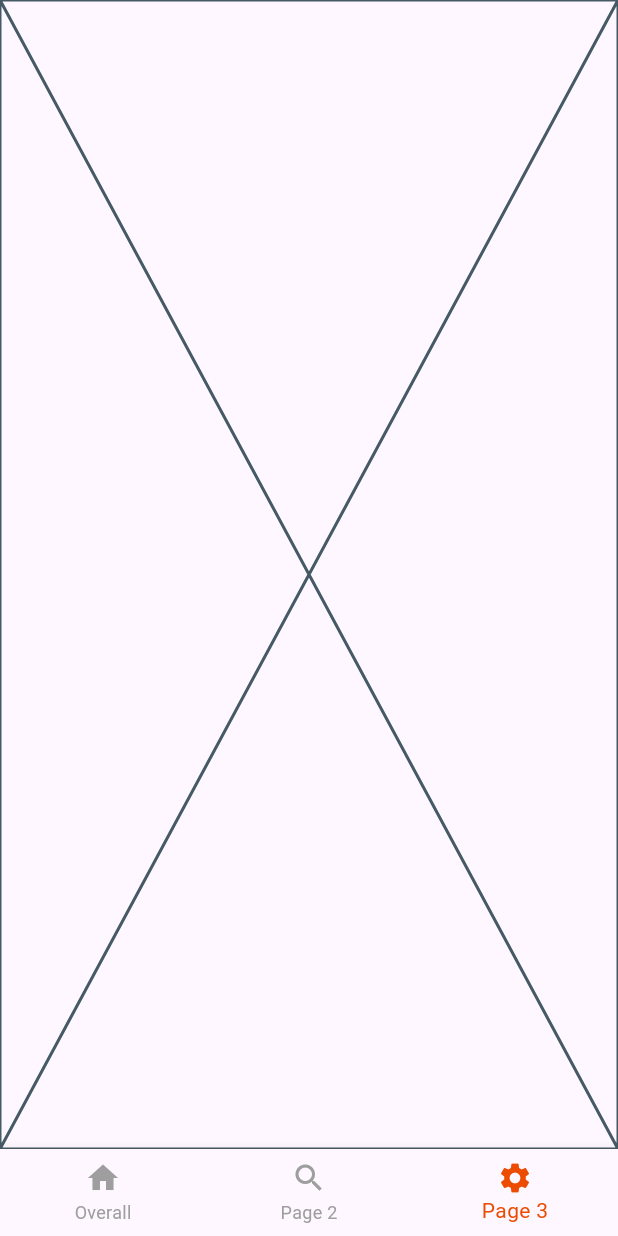
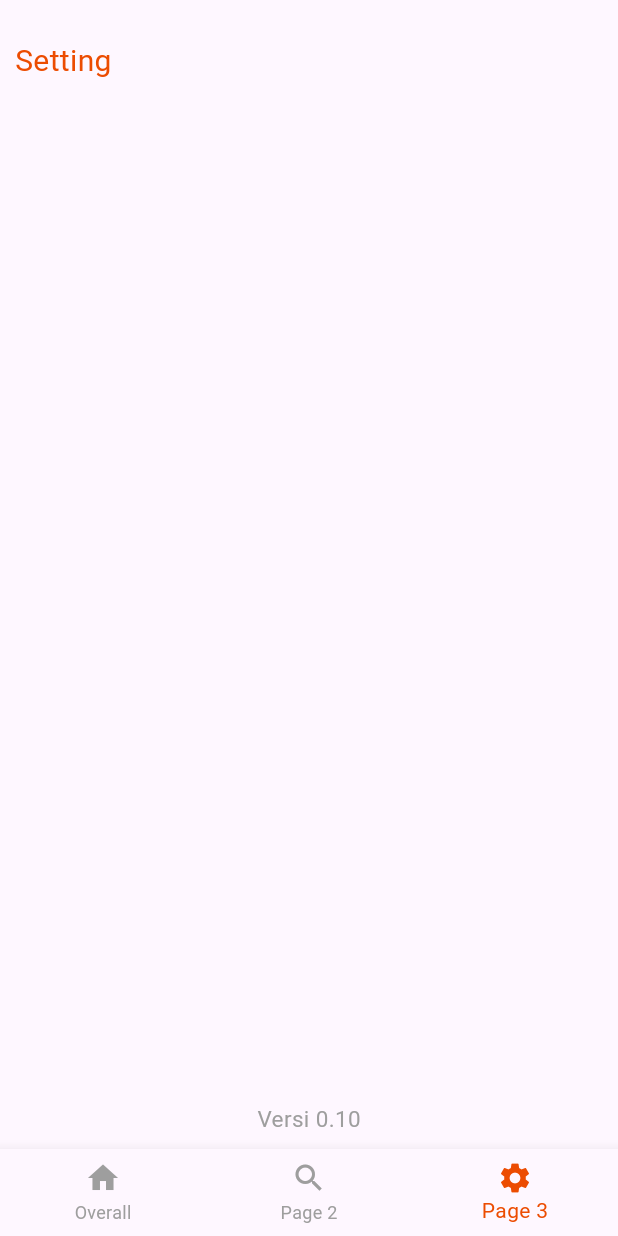
Before and after one commit to YudanMaulana/kmie-project, a Flutter app: the screen it shows after launch, swiped to page 3, on a phone screen of 412 x 824 dp. Run offline on Flutter 3.47's test engine with Material 3 defaults, Android fonts, the phone set to English and light mode, and no system bars; our stand-ins replace animated_text_kit, another_flutter_splash_screen.

Commit message:
add setting page and add value form 3 to cell

```diff
--- a/lib/main.dart
+++ b/lib/main.dart
@@ -1,6 +1,6 @@
 import 'package:flutter/material.dart';
-import 'package:kme_project_test/bottom_nav_screen.dart';
-import 'package:kme_project_test/splash_screen.dart';
+import 'package:kme_project_test/screens/splash_screen.dart';
+// import 'package:kme_project_test/screens/splash_screen.dart';
 
 void main() {
   runApp(const MyApp());
@@ -19,7 +19,7 @@ class MyApp extends StatelessWidget {
         colorScheme: ColorScheme.fromSeed(seedColor: Colors.deepPurple),
         useMaterial3: true,
       ),
-      home: const BottomNavScreen(),
+      home: SplashScreen(),
     );
   }
 }
--- a/lib/bottom_nav_screen.dart
+++ b/lib/screens/bottom_nav_screen.dart
@@ -1,5 +1,6 @@
 import 'package:flutter/material.dart';
-import 'package:kme_project_test/overall.dart';
+import 'package:kme_project_test/screens/overall.dart';
+import 'package:kme_project_test/screens/setting.dart';
 
 class BottomNavScreen extends StatefulWidget {
   const BottomNavScreen({super.key});
@@ -15,7 +16,7 @@ class _BottomNavScreenState extends State<BottomNavScreen> {
   final List<Widget> _screens = [
     overAll(), // Halaman pertama
     Placeholder(), // Halaman kedua (kosong sementara)
-    Placeholder(), // Halaman ketiga (kosong sementara)
+    Setting(), // Halaman ketiga (kosong sementara)
   ];
 
   @override
--- /dev/null
+++ b/lib/screens/setting.dart
@@ -0,0 +1,33 @@
+import 'package:flutter/material.dart';
+
+class Setting extends StatelessWidget {
+  const Setting({Key? key}) : super(key: key);
+
+  @override
+  Widget build(BuildContext context) {
+    return Container(
+      padding: EdgeInsets.all(10),
+      child: Column(
+        mainAxisAlignment: MainAxisAlignment.spaceBetween,
+        children: [
+          Container(
+            margin: EdgeInsets.only(top: 16),
+            width: 400,
+            height: 40,
+            child: Text(
+              "Setting",
+              style: TextStyle(fontSize: 20, color: Color(0xFFEC4C01)),
+            ),
+          ),
+          Expanded(
+            child: Container(), // Kosongkan Expanded
+          ),
+          Text(
+            "Versi 0.10",
+            style: TextStyle(fontSize: 15, color: Colors.grey),
+          ),
+        ],
+      ),
+    );
+  }
+}
--- a/pubspec.yaml
+++ b/pubspec.yaml
@@ -16,7 +16,7 @@ publish_to: 'none' # Remove this line if you wish to publish to pub.dev
 # https://developer.apple.com/library/archive/documentation/General/Reference/InfoPlistKeyReference/Articles/CoreFoundationKeys.html
 # In Windows, build-name is used as the major, minor, and patch parts
 # of the product and file versions while build-number is used as the build suffix.
-version: 1.0.0+1
+version: 9.0.0+1
 
 environment:
   sdk: ^3.5.3
```
Also changed, not shown: lib/functions.dart (added, +29 -0 lines), lib/screens/overall.dart (renamed from lib/overall.dart, +22 -15 lines), lib/screens/splash_screen.dart (renamed from lib/splash_screen.dart, +1 -11 lines).
